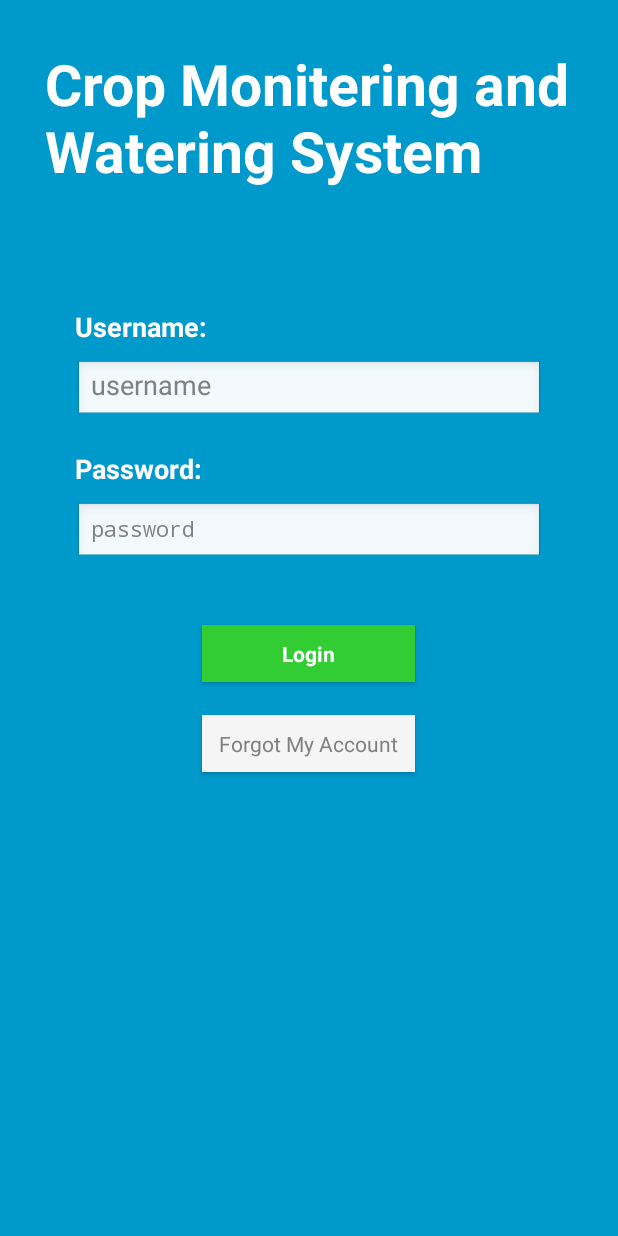
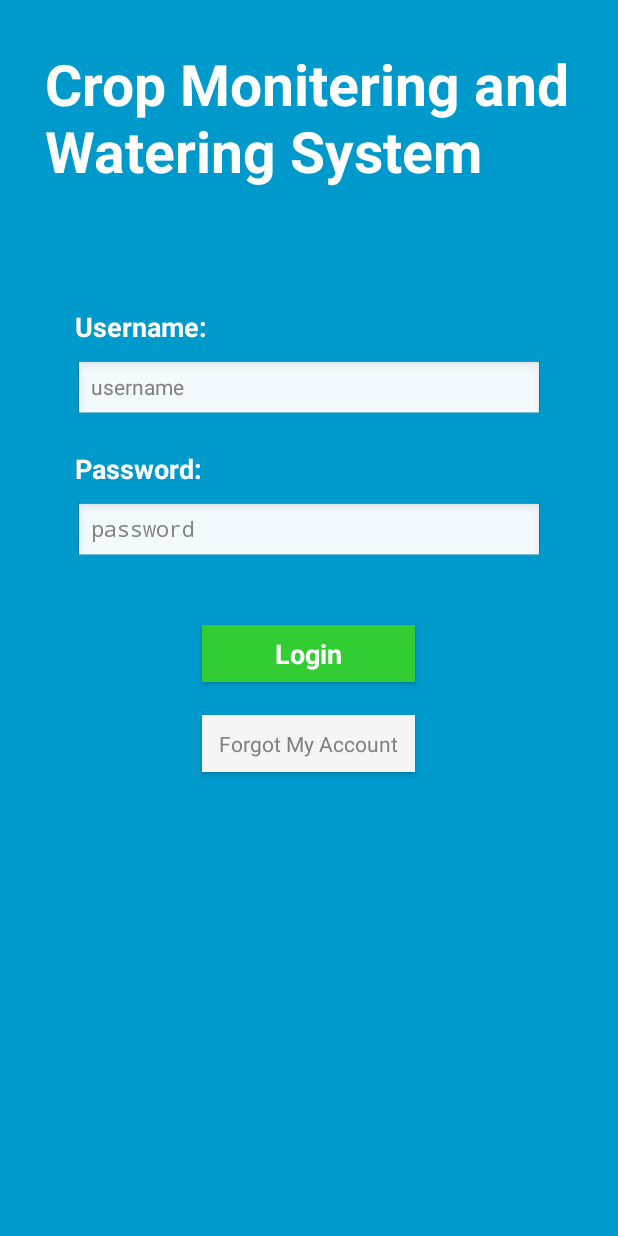
Before and after one commit to rathaROG/MWS, an Android app: the screen it shows after launch (Welcome), on a phone screen of 412 x 824 dp. Run offline under Robolectric (Android 15) with nearby library versions, the phone set to English and light mode, and no system bars.

Commit message:
- add app icon - update some interface of welcome.xml

```diff
--- a/app/src/main/java/com/ratharog/mws/activity/Welcome.java
+++ b/app/src/main/java/com/ratharog/mws/activity/Welcome.java
@@ -1,7 +1,10 @@
 package com.ratharog.mws.activity;
 
 import android.app.Activity;
+import android.os.Build;
 import android.os.Bundle;
+import android.view.Window;
+import android.view.WindowManager;
 
 import com.ratharog.mws.R;
 
@@ -16,7 +19,13 @@ public class Welcome extends Activity {
         super.onCreate(savedInstanceState);
 
         setContentView(R.layout.welcome);
+
+        if (Build.VERSION.SDK_INT >= 21) {
+            Window window = getWindow();
+            window.addFlags(WindowManager.LayoutParams.FLAG_DRAWS_SYSTEM_BAR_BACKGROUNDS);
+            window.clearFlags(WindowManager.LayoutParams.FLAG_TRANSLUCENT_STATUS);
+            window.setStatusBarColor(0xFF33B5E5);
+        }
     }
 
-
 }
--- a/app/src/main/res/layout/welcome.xml
+++ b/app/src/main/res/layout/welcome.xml
@@ -39,7 +39,8 @@
         android:layout_marginTop="10dp"
         android:layout_centerHorizontal="true"
         android:id="@+id/editTextUsername"
-        android:hint="username" />
+        android:hint="username"
+        android:textSize="14sp" />
 
     <TextView
         android:text="Password:"
@@ -78,7 +79,8 @@
         style="@style/Widget.AppCompat.Button"
         android:backgroundTint="@color/limegreen"
         android:textColor="@color/white"
-        android:textStyle="normal|bold" />
+        android:textStyle="normal|bold"
+        android:textSize="18sp" />
 
     <Button
         android:text="Forgot My Account"
```
